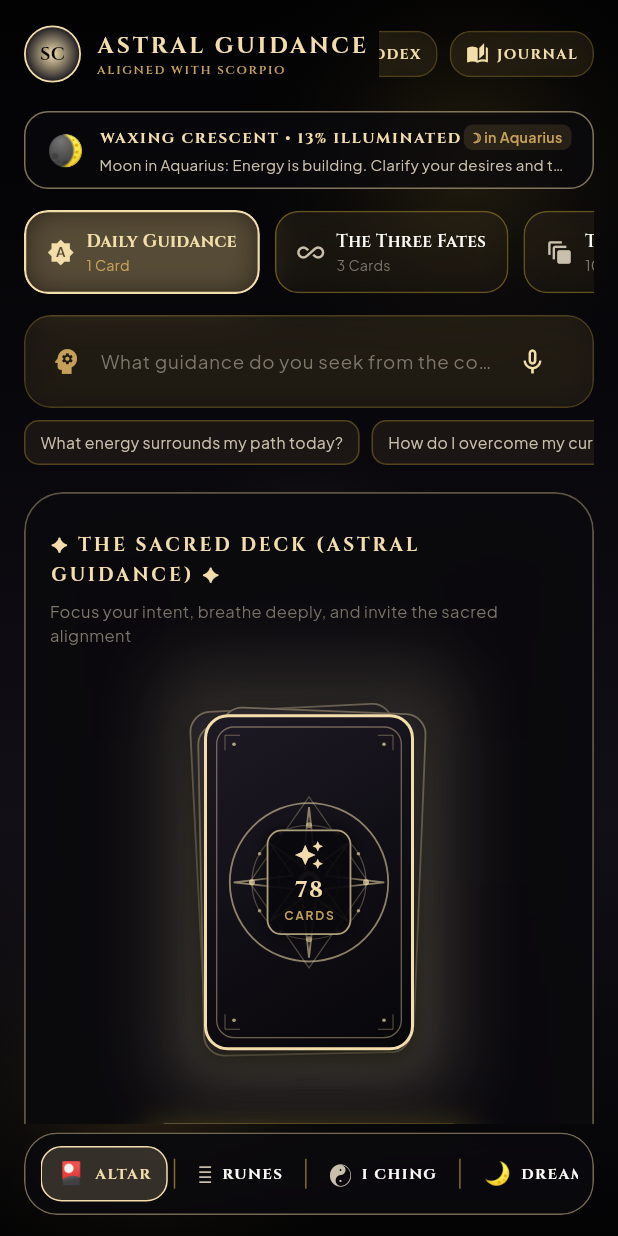
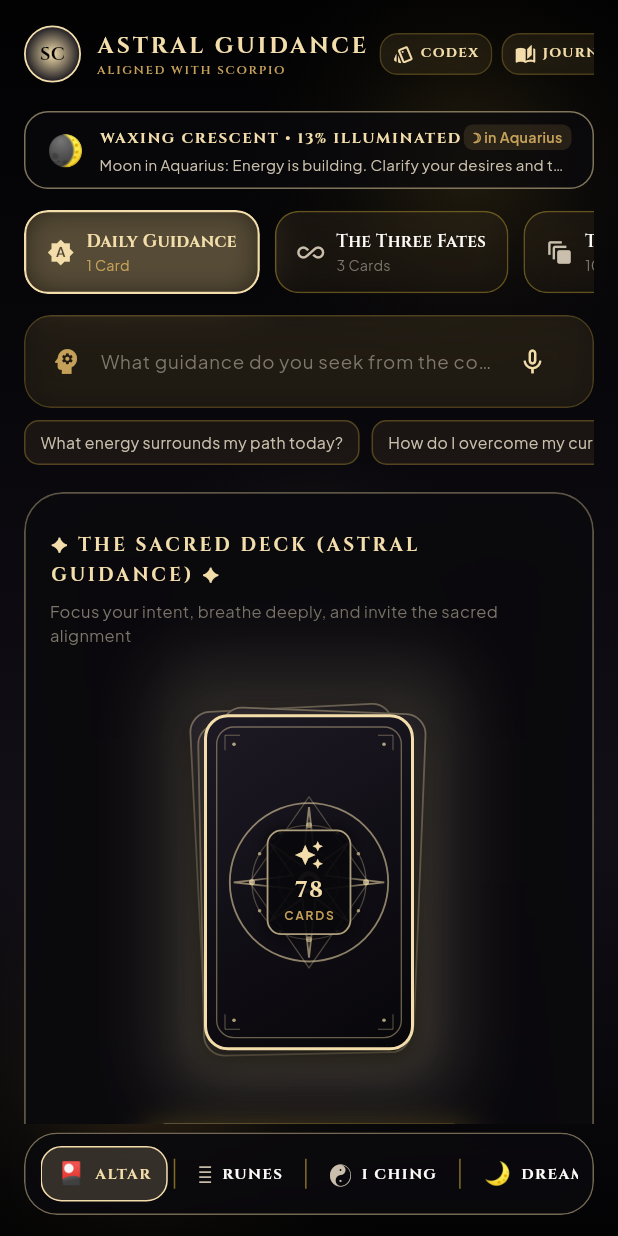
Before and after one commit to Dreke20/TarotApp, a Flutter app: the screen it shows after launch, on a phone screen of 412 x 824 dp. Run offline on Flutter 3.47's test engine with Material 3 defaults, Android fonts, the phone set to English and light mode, and no system bars; drawn by our look-alikes of flutter_animate; our stand-ins replace audioplayers, flutter_local_notifications, flutter_riverpod, flutter_tts, freezed_annotation, google_fonts and 5 more; accounts and stored records are empty; generated files the repository leaves out were written again.

Commit message:
fix(ui): optimize header bar action order and stabilize gradle JVM on 32-core host

```diff
--- a/lib/features/tarot/presentation/widgets/tarot_header_bar.dart
+++ b/lib/features/tarot/presentation/widgets/tarot_header_bar.dart
@@ -128,15 +128,83 @@ class TarotHeaderBar extends ConsumerWidget {
               ),
           const SizedBox(width: 8),
 
-          // Action Toolbar: Live Reader, Themes, Soundscape, Streaks, Codex, Journal
+          // Action Toolbar: Live Reader, Codex, Journal, Themes, Soundscape, Streaks, Sanctuaries
           Expanded(
             child: SingleChildScrollView(
               scrollDirection: Axis.horizontal,
-              reverse: true,
+              reverse: false,
               physics: const BouncingScrollPhysics(),
               child: Row(
                 mainAxisSize: MainAxisSize.min,
                 children: [
+                  // Sacred Tarot Codex Action Button
+                  GlassContainer(
+                    padding: const EdgeInsets.symmetric(horizontal: 8, vertical: 6),
+                    borderRadius: 12,
+                    onTap: () {
+                      Navigator.of(context).push(
+                        MaterialPageRoute(
+                          builder: (_) => const TarotCodexScreen(),
+                        ),
+                      );
+                    },
+                    child: Row(
+                      mainAxisSize: MainAxisSize.min,
+                      children: [
+                        const Icon(
+                          Icons.style_outlined,
+                          size: 14,
+                          color: AppColors.goldBright,
+                        ),
+                        const SizedBox(width: 4),
+                        Text(
+                          'CODEX',
+                          style: GoogleFonts.cinzel(
+                            fontSize: 9,
+                            fontWeight: FontWeight.w700,
+                            color: AppColors.goldBright,
+                            letterSpacing: 1.0,
+                          ),
+                        ),
+                      ],
+                    ),
+                  ),
+                  const SizedBox(width: 6),
+
+                  // Sacred Journal Action Button
+                  GlassContainer(
+                    padding: const EdgeInsets.symmetric(horizontal: 8, vertical: 6),
+                    borderRadius: 12,
+                    onTap: () {
+                      Navigator.of(context).push(
+                        MaterialPageRoute(
+                          builder: (_) => const ReadingsHistoryScreen(),
+                        ),
+                      );
+                    },
+                    child: Row(
+                      mainAxisSize: MainAxisSize.min,
+                      children: [
+                        const Icon(
+                          Icons.auto_stories,
+                          size: 14,
+                          color: AppColors.goldBright,
+                        ),
+                        const SizedBox(width: 4),
+                        Text(
+                          'JOURNAL',
+                          style: GoogleFonts.cinzel(
+                            fontSize: 9,
+                            fontWeight: FontWeight.w700,
+                            color: AppColors.goldBright,
+                            letterSpacing: 1.0,
+                          ),
+                        ),
+                      ],
+                    ),
+                  ),
+                  const SizedBox(width: 6),
+
                   // Talk to a Live Person (whispers26.com) Button
                   InkWell(
                     onTap: () {
@@ -411,72 +479,6 @@ class TarotHeaderBar extends ConsumerWidget {
                   ),
                 ],
               ),
-              const SizedBox(width: 4),
-
-              // Sacred Tarot Codex Action Button
-              GlassContainer(
-                padding: const EdgeInsets.symmetric(horizontal: 10, vertical: 7),
-                borderRadius: 14,
-                onTap: () {
-                  Navigator.of(context).push(
-                    MaterialPageRoute(
-                      builder: (_) => const TarotCodexScreen(),
-                    ),
-                  );
-                },
-                child: Row(
-                  children: [
-                    const Icon(
-                      Icons.style_outlined,
-                      size: 15,
-                      color: AppColors.goldBright,
-                    ),
-                    const SizedBox(width: 5),
-                    Text(
-                      'CODEX',
-                      style: GoogleFonts.cinzel(
-                        fontSize: 9.5,
-                        fontWeight: FontWeight.w700,
-                        color: AppColors.goldBright,
-                        letterSpacing: 1.0,
-                      ),
-                    ),
-                  ],
-                ),
-              ),
-              const SizedBox(width: 8),
-
-              // Sacred Journal Action Button
-              GlassContainer(
-                padding: const EdgeInsets.symmetric(horizontal: 10, vertical: 7),
-                borderRadius: 14,
-                onTap: () {
-                  Navigator.of(context).push(
-                    MaterialPageRoute(
-                      builder: (_) => const ReadingsHistoryScreen(),
-                    ),
-                  );
-                },
-                child: Row(
-                  children: [
-                    const Icon(
-                      Icons.auto_stories,
-                      size: 15,
-                      color: AppColors.goldBright,
-                    ),
-                    const SizedBox(width: 5),
-                    Text(
-                      'JOURNAL',
-                      style: GoogleFonts.cinzel(
-                        fontSize: 9.5,
-                        fontWeight: FontWeight.w700,
-                        color: AppColors.goldBright,
-                        letterSpacing: 1.0,
-                      ),
-                    ),
-                  ],
-                ),
-              ),
             ],
           ),
         ),
```
Also changed, not shown: 1 other file.
